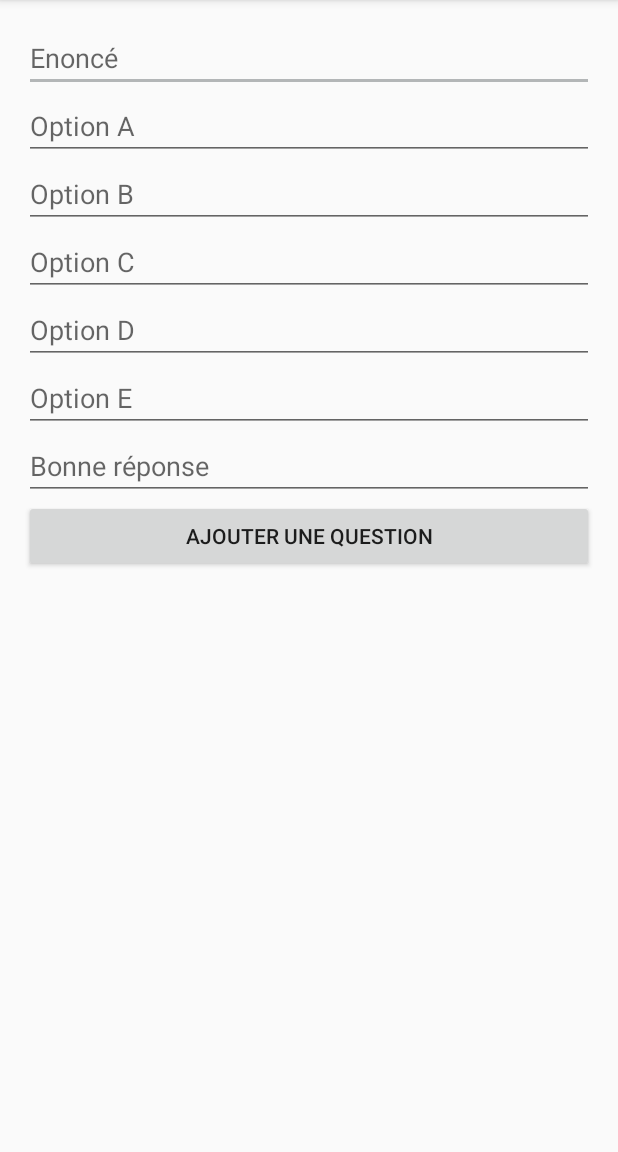
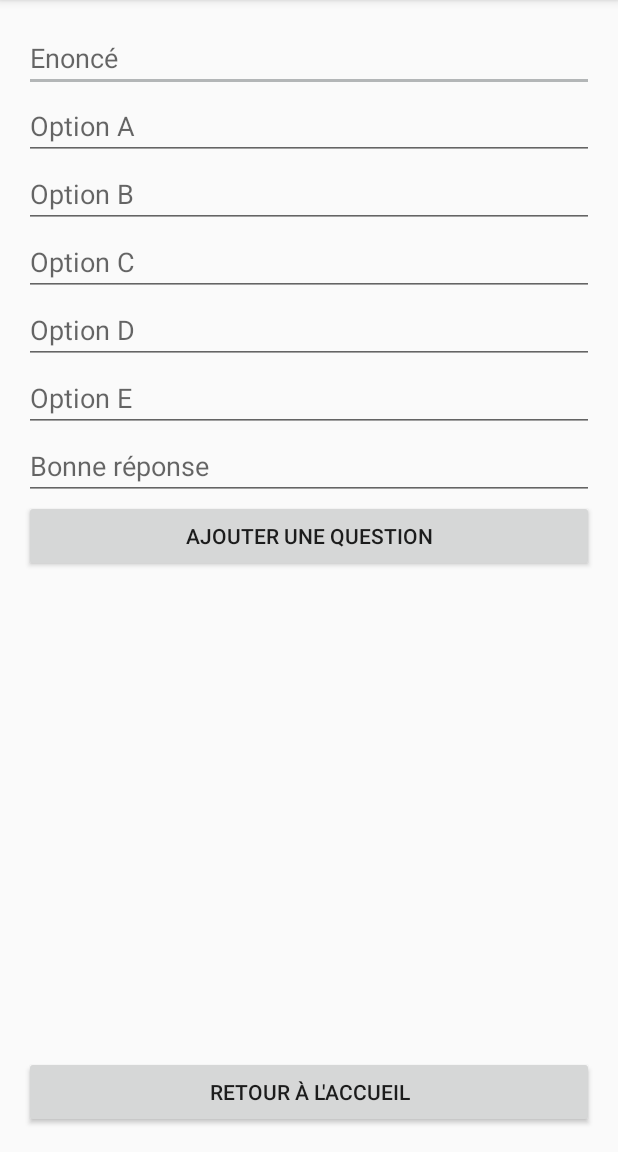
Before and after one commit to melvinschultz/FiveHockk, an Android app: the AddQuestionActivity screen opened directly, with no data from a screen before it, on a phone screen of 412 x 824 dp, the part 84-1236 px from its top. Run offline under Robolectric (Android 15) with nearby library versions, the phone set to English and light mode, and no system bars; our stand-ins replace CircleImageView, Firebase (no records; nobody signed in at launch, a user with empty details on screens opened directly).

Commit message:
add back button on add question page and score page

```diff
--- a/app/src/main/java/net/schultzoss_montpellier/melvin/fivehock/AddQuestionActivity.java
+++ b/app/src/main/java/net/schultzoss_montpellier/melvin/fivehock/AddQuestionActivity.java
@@ -1,5 +1,6 @@
 package net.schultzoss_montpellier.melvin.fivehock;
 
+import android.content.Intent;
 import android.support.v7.app.AppCompatActivity;
 import android.os.Bundle;
 import android.text.TextUtils;
@@ -49,6 +50,16 @@ public class AddQuestionActivity extends AppCompatActivity {
         editTextOptionE = (EditText) findViewById(R.id.editTextOptionE);
         editTextGoodAnswer = (EditText) findViewById(R.id.editTextGoodAnswer);
         progressBar = (ProgressBar) findViewById(R.id.progressBar);
+
+        final Button buttonBack = (Button) findViewById(R.id.buttonBackMenu);
+        // back to menu
+        buttonBack.setOnClickListener(new View.OnClickListener() {
+            @Override
+            public void onClick(View view) {
+                Intent accueilActivity = new Intent(AddQuestionActivity.this, AccueilActivity.class);
+                AddQuestionActivity.this.startActivity(accueilActivity);
+            }
+        });
 
         buttonAddQuestion.setOnClickListener(new View.OnClickListener() {
             @Override
--- a/app/src/main/res/layout/activity_add_question.xml
+++ b/app/src/main/res/layout/activity_add_question.xml
@@ -107,4 +107,13 @@
         android:layout_alignParentStart="true"
         android:layout_alignParentEnd="true" />
 
+    <Button
+        android:text="Retour à l'accueil"
+        android:layout_width="wrap_content"
+        android:layout_height="wrap_content"
+        android:id="@+id/buttonBackMenu"
+        android:layout_alignParentBottom="true"
+        android:layout_alignParentStart="true"
+        android:layout_alignParentEnd="true" />
+
 </RelativeLayout>
```
Also changed, not shown: app/src/main/java/net/schultzoss_montpellier/melvin/fivehock/QuizScoreActivity.java (+13 -0 lines), app/src/main/res/layout/activity_quiz_score.xml (+9 -0 lines).
